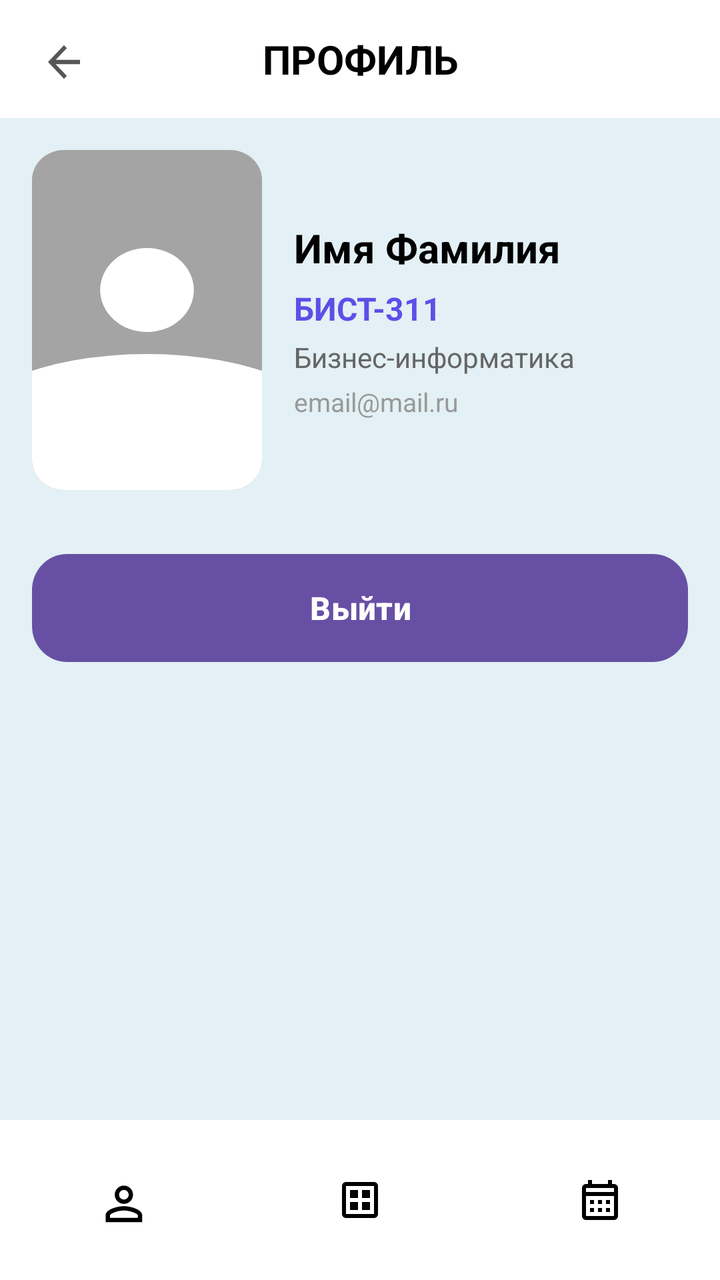
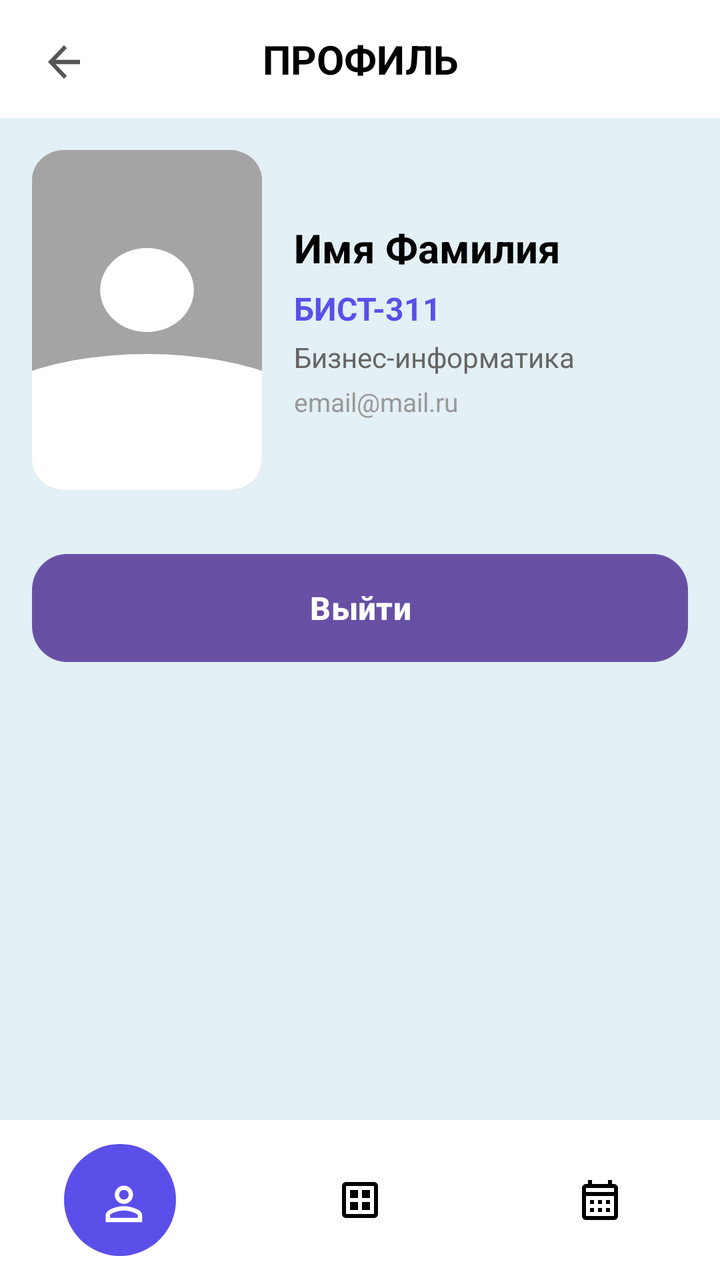

Two renders of the same Android screen: before a commit and after it. Below are the layout's source before the change and the commit's diff.
<!-- AndroidManifest.xml: application theme Theme.Universe -->
<!-- res/layout/activity_profile.xml -->
<?xml version="1.0" encoding="utf-8"?>
<androidx.constraintlayout.widget.ConstraintLayout
    xmlns:android="http://schemas.android.com/apk/res/android"
    xmlns:app="http://schemas.android.com/apk/res-auto"
    android:layout_width="match_parent"
    android:layout_height="match_parent"
    android:background="#E3F0F5">
    <ImageView
        android:id="@+id/btnBack"
        android:layout_width="48dp"
        android:layout_height="0dp"
        android:layout_marginStart="8dp"
        android:padding="12dp"
        android:src="@drawable/arrowback"
        android:background="?attr/selectableItemBackgroundBorderless"
        android:elevation="10dp"
        app:layout_constraintStart_toStartOf="parent"
        app:layout_constraintTop_toTopOf="@id/tvTitle"  />
    
    <TextView
        android:id="@+id/tvTitle"
        android:layout_width="0dp"
        android:layout_height="wrap_content"
        android:background="#FFFFFF"
        android:padding="16dp"
        android:text="ПРОФИЛЬ"
        android:textAlignment="center"
        android:textColor="#000000"
        android:textSize="20sp"
        android:textStyle="bold"
        app:layout_constraintTop_toTopOf="parent"
        app:layout_constraintStart_toStartOf="parent"
        app:layout_constraintEnd_toEndOf="parent" />

    
    <ScrollView
        android:layout_width="0dp"
        android:layout_height="0dp"
        android:padding="16dp"
        app:layout_constraintTop_toBottomOf="@id/tvTitle"
        app:layout_constraintBottom_toTopOf="@id/bottomNav"
        app:layout_constraintStart_toStartOf="parent"
        app:layout_constraintEnd_toEndOf="parent">

        <LinearLayout
            android:layout_width="match_parent"
            android:layout_height="wrap_content"
            android:orientation="vertical">

            
            <LinearLayout
                android:layout_width="match_parent"
                android:layout_height="wrap_content"
                android:orientation="horizontal"
                android:gravity="center_vertical">

                
                <ImageView
                    android:id="@+id/ivAvatar"
                    android:layout_width="115dp"
                    android:layout_height="170dp"
                    android:background="@drawable/avatar"
                    android:scaleType="centerCrop"
                     />

                
                <LinearLayout
                    android:layout_width="0dp"
                    android:layout_height="wrap_content"
                    android:layout_weight="1"
                    android:layout_marginStart="16dp"
                    android:orientation="vertical">

                    <TextView
                        android:id="@+id/tvFullName"
                        android:layout_width="match_parent"
                        android:layout_height="wrap_content"
                        android:text="Имя Фамилия"
                        android:textColor="#000000"
                        android:textSize="20sp"
                        android:textStyle="bold" />

                    <TextView
                        android:id="@+id/tvGroup"
                        android:layout_width="match_parent"
                        android:layout_height="wrap_content"
                        android:layout_marginTop="6dp"
                        android:text="БИСТ-311"
                        android:textColor="#5B4FE9"
                        android:textSize="16sp"
                        android:textStyle="bold" />

                    <TextView
                        android:id="@+id/tvFaculty"
                        android:layout_width="match_parent"
                        android:layout_height="wrap_content"
                        android:layout_marginTop="4dp"
                        android:text="Бизнес-информатика"
                        android:textColor="#666666"
                        android:textSize="14sp" />

                    <TextView
                        android:id="@+id/tvEmail"
                        android:layout_width="match_parent"
                        android:layout_height="wrap_content"
                        android:layout_marginTop="4dp"
                        android:text="email@mail.ru"
                        android:textColor="#999999"
                        android:textSize="13sp" />

                </LinearLayout>
            </LinearLayout>

            
            <Button
                android:id="@+id/btnLogout"
                android:layout_width="match_parent"
                android:layout_height="54dp"
                android:layout_marginTop="32dp"
                android:background="@drawable/singup"
                android:text="Выйти"
                android:textColor="#FFFFFF"
                android:textSize="16sp"
                android:textStyle="bold" />

        </LinearLayout>
    </ScrollView>

    
    <com.google.android.material.bottomnavigation.BottomNavigationView
        android:id="@+id/bottomNav"
        android:layout_width="0dp"
        android:layout_height="wrap_content"
        android:background="#FFFFFF"
        app:menu="@menu/bottom_menu"
        app:labelVisibilityMode="unlabeled"
        app:itemIconTint="@color/black"
        app:itemTextColor="@color/black"
        app:layout_constraintBottom_toBottomOf="parent"
        app:layout_constraintStart_toStartOf="parent"
        app:layout_constraintEnd_toEndOf="parent" />

</androidx.constraintlayout.widget.ConstraintLayout>
<!-- resources referenced by this layout -->
<resources>
  <color name="black">#FF000000</color>
  <!-- drawable arrowback (drawable) -->
  <vector xmlns:android="http://schemas.android.com/apk/res/android"
      android:width="36dp"
      android:height="38dp"
      android:viewportWidth="36"
      android:viewportHeight="38">
    <group>
      <clip-path
          android:pathData="M0,0h36v38h-36z"/>
      <path
          android:pathData="M30,17.417H11.745L20.13,8.566L18,6.333L6,19L18,31.667L20.115,29.434L11.745,20.583H30V17.417Z"
          android:fillColor="#565656"/>
    </group>
  </vector>
  <!-- drawable avatar (drawable) -->
  <vector xmlns:android="http://schemas.android.com/apk/res/android"
      android:width="108dp"
      android:height="170dp"
      android:viewportWidth="108"
      android:viewportHeight="170">
    <path
        android:pathData="M15,0L93,0A15,15 0,0 1,108 15L108,155A15,15 0,0 1,93 170L15,170A15,15 0,0 1,0 155L0,15A15,15 0,0 1,15 0z"
        android:fillColor="#A4A4A4"/>
    <group>
      <clip-path
          android:pathData="M93,0C101.28,0 108,6.72 108,15V155C108,163.28 101.28,170 93,170H15C6.72,170 0,163.28 0,155V15C0,6.72 6.72,0 15,0H93Z"/>
      <path
          android:pathData="M-36,144a90,42 0,1 0,180 0a90,42 0,1 0,-180 0z"
          android:fillColor="#ffffff"/>
      <path
          android:pathData="M32,70a22,21 0,1 0,44 0a22,21 0,1 0,-44 0z"
          android:fillColor="#ffffff"/>
    </group>
  </vector>
  <!-- drawable singup (drawable) -->
  <vector xmlns:android="http://schemas.android.com/apk/res/android"
      android:width="373dp"
      android:height="60dp"
      android:viewportWidth="373"
      android:viewportHeight="60">
    <path
        android:pathData="M20,0L353,0A20,20 0,0 1,373 20L373,40A20,20 0,0 1,353 60L20,60A20,20 0,0 1,0 40L0,20A20,20 0,0 1,20 0z"
        android:fillColor="#3F37C9"/>
  </vector>
  <style name="Theme.Universe" parent="Base.Theme.Universe" />
  <style name="Base.Theme.Universe" parent="Theme.Material3.DayNight.NoActionBar">
          
          
  
          
          <item name="colorSecondaryContainer">@android:color/transparent</item>
      </style>
</resources>

<!-- the commit's change to res/layout/activity_profile.xml (unified diff, before → after) -->
@@ -5,6 +5,8 @@
     android:layout_width="match_parent"
     android:layout_height="match_parent"
     android:background="#E3F0F5">
+
+    
     <ImageView
         android:id="@+id/btnBack"
         android:layout_width="48dp"
@@ -15,7 +17,8 @@
         android:background="?attr/selectableItemBackgroundBorderless"
         android:elevation="10dp"
         app:layout_constraintStart_toStartOf="parent"
-        app:layout_constraintTop_toTopOf="@id/tvTitle"  />
+        app:layout_constraintTop_toTopOf="@id/tvTitle" />
+
     
     <TextView
         android:id="@+id/tvTitle"
@@ -60,8 +63,7 @@
                     android:layout_width="115dp"
                     android:layout_height="170dp"
                     android:background="@drawable/avatar"
-                    android:scaleType="centerCrop"
-                     />
+                    android:scaleType="centerCrop" />
 
                 
                 <LinearLayout
@@ -134,8 +136,11 @@
         android:background="#FFFFFF"
         app:menu="@menu/bottom_menu"
         app:labelVisibilityMode="unlabeled"
-        app:itemIconTint="@color/black"
-        app:itemTextColor="@color/black"
+        app:itemIconSize="24dp"
+        app:itemIconTint="@color/bottom_nav_colors"
+        app:itemTextColor="@color/bottom_nav_colors"
+        app:itemBackground="@drawable/nav_item_background"
+        app:itemRippleColor="@android:color/transparent"
         app:layout_constraintBottom_toBottomOf="parent"
         app:layout_constraintStart_toStartOf="parent"
         app:layout_constraintEnd_toEndOf="parent" />
<!-- resource entries referenced after the edit -->
@@ -1,6 +1,5 @@
 <!-- resources referenced by this layout -->
 <resources>
-  <color name="black">#FF000000</color>
   <!-- drawable arrowback (drawable) -->
   <vector xmlns:android="http://schemas.android.com/apk/res/android"
       android:width="36dp"
@@ -35,6 +34,30 @@
           android:fillColor="#ffffff"/>
     </group>
   </vector>
+  <!-- drawable nav_item_background (drawable) -->
+  <?xml version="1.0" encoding="utf-8"?>
+  <selector xmlns:android="http://schemas.android.com/apk/res/android">
+  
+      <item android:state_checked="true">
+          <layer-list>
+              <item
+                  android:width="56dp"
+                  android:height="56dp"
+                  android:gravity="center">
+                  <shape android:shape="oval">
+                      <solid android:color="#5B4FE9" />
+                  </shape>
+              </item>
+          </layer-list>
+      </item>
+  
+      <item>
+          <shape android:shape="oval">
+              <solid android:color="@android:color/transparent" />
+          </shape>
+      </item>
+  
+  </selector>
   <!-- drawable singup (drawable) -->
   <vector xmlns:android="http://schemas.android.com/apk/res/android"
       android:width="373dp"
